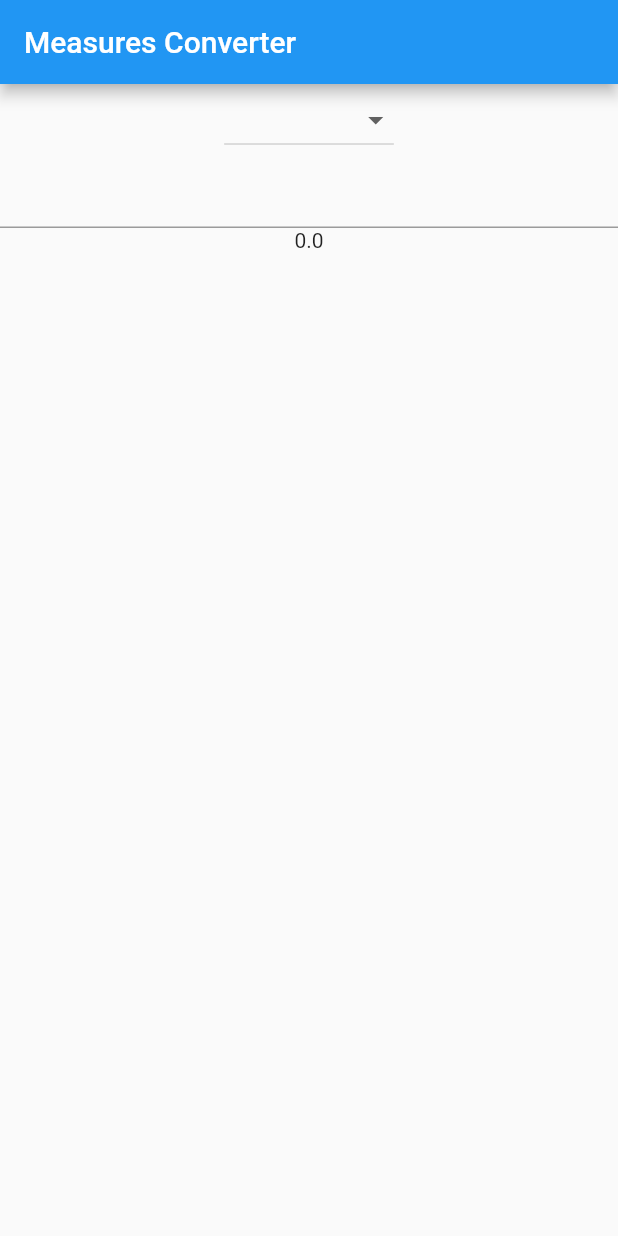
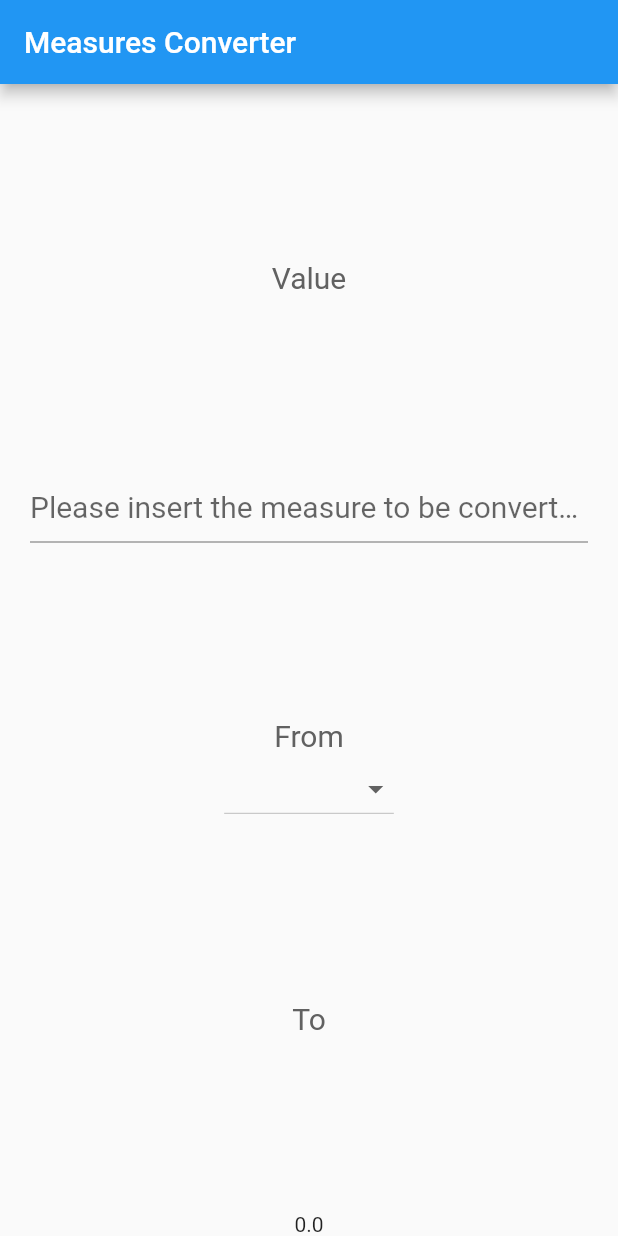
Before and after one commit to mpsb/flutter_projects, a Flutter app: the screen it shows after launch, on a phone screen of 412 x 824 dp. Run offline on Flutter 3.47's test engine with Material 2 defaults, Android fonts, the phone set to English and light mode, and no system bars.

Commit message:
added more GUI.

```diff
--- a/unit_converter/lib/main.dart
+++ b/unit_converter/lib/main.dart
@@ -12,6 +12,7 @@ class MyApp extends StatefulWidget {
 class MyAppState extends State<MyApp> {
   double _numberFrom;
   String _startMeasure;
+  String _convertedMeasure;
 
   final List<String> _measures = [
     'meters',
@@ -31,6 +32,16 @@ class MyAppState extends State<MyApp> {
     super.initState();
   }
 
+  final TextStyle inputStyle = TextStyle(
+    fontSize: 20,
+    color: Colors.blue[900],
+  );
+
+  final TextStyle labelStyle = TextStyle(
+    fontSize: 20,
+    color: Colors.grey[700],
+  );
+
   Widget build(BuildContext context) {
     return MaterialApp(
       title: 'Measure Converter',
@@ -38,12 +49,40 @@ class MyAppState extends State<MyApp> {
         appBar: AppBar(
           title: Text('Measures Converter'),
         ),
-        body: Center(
+        body: Container(
+          padding: EdgeInsets.symmetric(horizontal: 20),
           child: Column(
             children: [
+              Spacer(),
+              Text(
+                'Value',
+                style: labelStyle,
+              ),
+              Spacer(),
+              TextField(
+                style: inputStyle,
+                decoration: InputDecoration(
+                    hintText: "Please insert the measure to be converted"),
+                onChanged: (text) {
+                  var rv = double.tryParse(text);
+
+                  if (rv != null) {
+                    setState(() {
+                      _numberFrom = rv;
+                    });
+                  }
+                },
+              ),
+              Spacer(),
+              Text(
+                'From',
+                style: labelStyle,
+              ),
               DropdownButton(
                 items: _measures.map((String value) {
-                  return DropdownMenuItem<String>(value: value, child: Text(value),
+                  return DropdownMenuItem<String>(
+                    value: value,
+                    child: Text(value),
                   );
                 }).toList(),
                 onChanged: (value) {
@@ -53,21 +92,15 @@ class MyAppState extends State<MyApp> {
                 },
                 value: _startMeasure,
               ),
-              TextField(
-              onChanged: (text) {
-                var rv = double.tryParse(text);
+              Spacer(),
+              Text(
+                'To',
+                style: labelStyle,
+              ),
+              Spacer(),
 
-                if (rv != null) {
-                  setState(() {
-                    _numberFrom = rv;
-                  });
-                }
-              },
-            ),
-              Text(
-                  (_numberFrom == null) ? '' : _numberFrom.toString()
-              )
-        ],
+              Text((_numberFrom == null) ? '' : _numberFrom.toString())
+            ],
           ),
         ),
       ),
```
